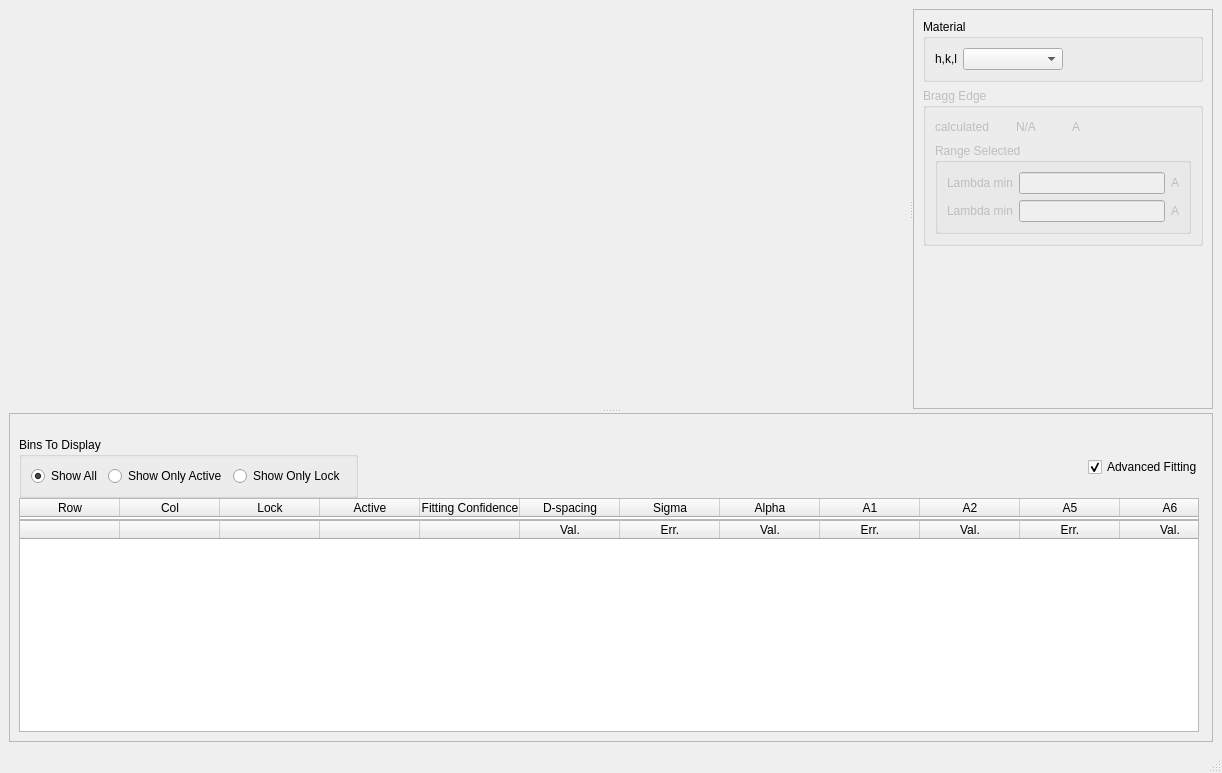
This is designer/ui_fittingWindow.ui in ornlneutronimaging/iBeatles as Qt 5 draws it before an edit. The edited form follows.
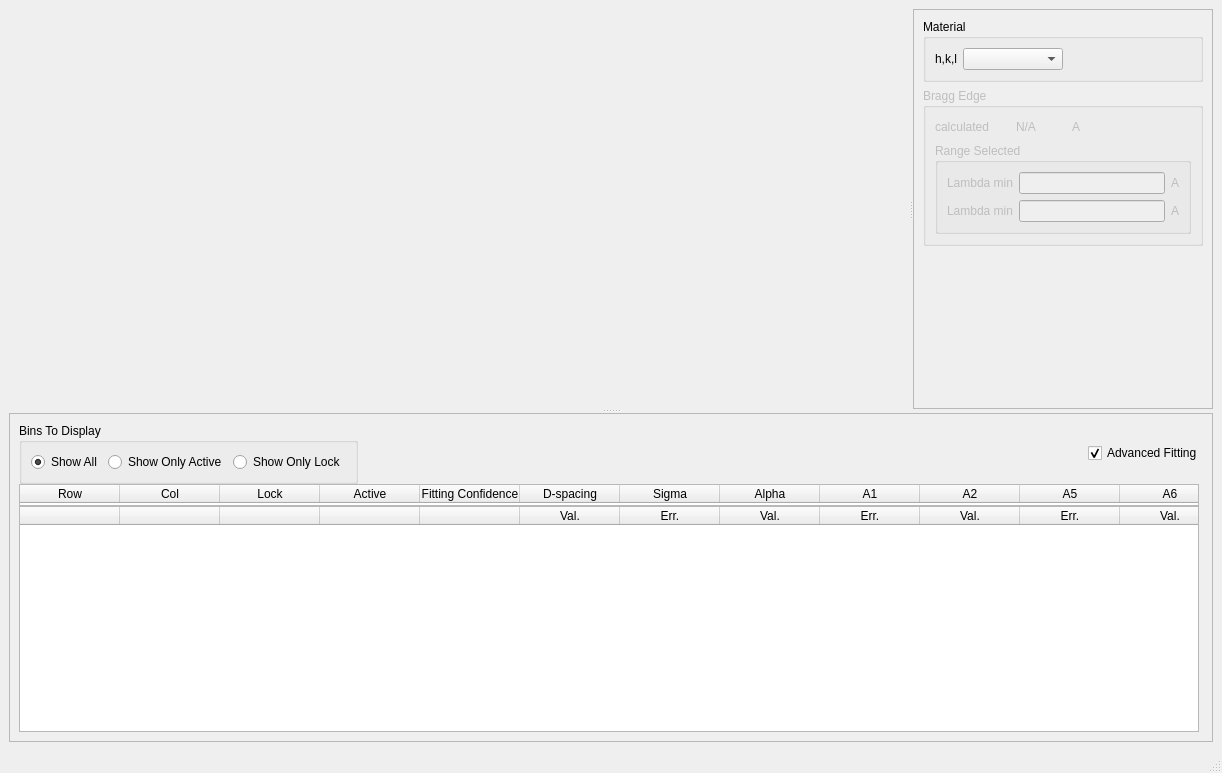
This is the edited form.

Commit message: Changing lock/active in table now update row displayed as well

Diff of the .ui file:
```diff
--- a/designer/ui_fittingWindow.ui
+++ b/designer/ui_fittingWindow.ui
@@ -283,13 +283,6 @@
         <property name="spacing">
          <number>0</number>
         </property>
-        <item>
-         <widget class="QLabel" name="label_3">
-          <property name="text">
-           <string/>
-          </property>
-         </widget>
-        </item>
         <item>
          <layout class="QHBoxLayout" name="horizontalLayout_4">
           <item>
```
The commit also changes 2 other files.
